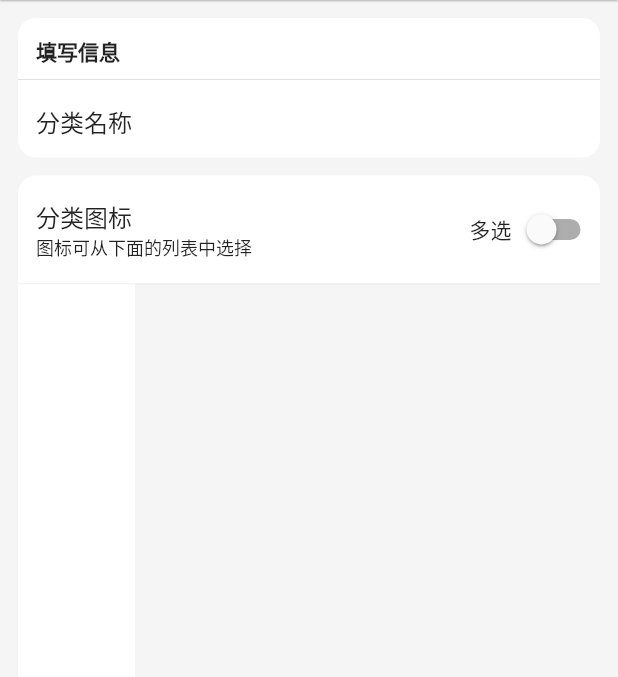
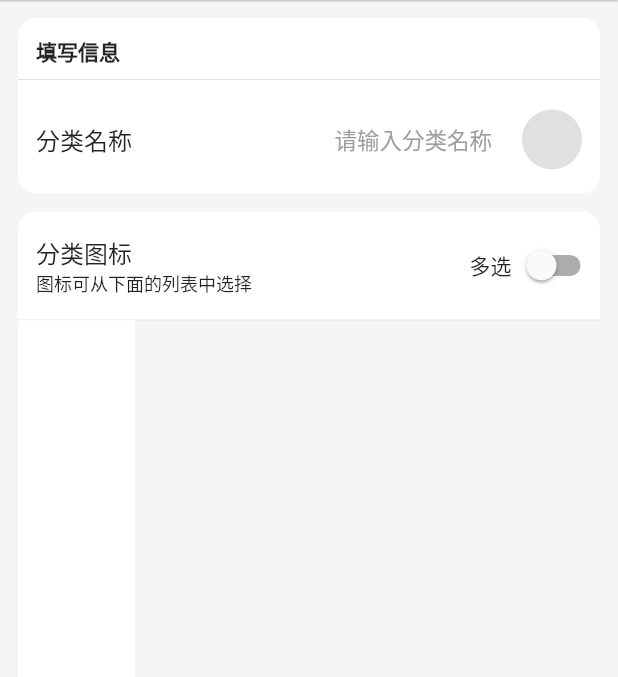
Before and after one commit to RunZhiXu/flutter_book_keep, a Flutter app: the AddIconPage screen opened directly, on a phone screen of 412 x 824 dp, the part 84-761 px from its top. Run offline on Flutter 3.47's test engine with Material 2 defaults, Android fonts, the phone set to English and light mode, and no system bars; our stand-ins replace cached_network_image, shared_preferences, sqflite; missing offline and left inert: graphic; accounts and stored records are empty; network calls fail.

Commit message:
新增input;

```diff
--- a/lib/page/add_icon_page.dart
+++ b/lib/page/add_icon_page.dart
@@ -3,6 +3,7 @@ import 'package:book_keeping_app/model/icon_category_mo.dart';
 import 'package:book_keeping_app/model/icon_mo.dart';
 import 'package:book_keeping_app/util/color.dart';
 import 'package:book_keeping_app/util/view_util.dart';
+import 'package:book_keeping_app/widget/icon_input.dart';
 import 'package:flutter/foundation.dart';
 import 'package:flutter/material.dart';
 
@@ -24,6 +25,8 @@ class _AddIconPageState extends State<AddIconPage> {
   bool switchBtn = false;
   int? selectCategoryId; // 点击的分类id
   List<int> selectIconId = []; // 选择的icon id
+  String? inputText; // 文本
+  String? iconName; // 单选时的icon
 
   @override
   void initState() {
@@ -94,9 +97,45 @@ class _AddIconPageState extends State<AddIconPage> {
                               ),
                               Row(
                                 children: [
-                                  Container(),
+                                  SizedBox(
+                                    width: 150,
+                                    child: IconInput(
+                                      hint: '请输入分类名称',
+                                      lineStretch: false,
+                                      obscureText: false,
+                                      maxLength: 4,
+                                      onChanged: (text) {
+                                        setState(() {
+                                          inputText = text;
+                                        });
+                                      },
+                                    ),
+                                  ),
+                                  Container(
+                                    width: 40,
+                                    height: 40,
+                                    decoration: const BoxDecoration(
+                                        borderRadius: BorderRadius.all(
+                                            Radius.circular(20)),
+                                        color: Colors.black12),
+                                    child: iconName == null
+                                        ? const SizedBox()
+                                        : Container(
+                                            width: 40,
+                                            height: 40,
+                                            decoration: const BoxDecoration(
+                                              borderRadius: BorderRadius.all(
+                                                  Radius.circular(20)),
+                                            ),
+                                            child: Icon(
+                                              IconFont.getIcon(name: iconName!),
+                                              color:
+                                                  _iconColor(selectIconId[0]),
+                                            ),
+                                          ),
+                                  )
                                 ],
-                              )
+                              ),
                             ],
                           ),
                         )
@@ -151,6 +190,7 @@ class _AddIconPageState extends State<AddIconPage> {
                                   selectIconId = [];
                                 }
                                 switchBtn = val;
+                                iconName = null;
                               });
                             },
                           )
@@ -319,7 +359,7 @@ class _AddIconPageState extends State<AddIconPage> {
               ],
             ),
             onTap: () {
-              _clickIcon(icon.id!);
+              _clickIcon(icon);
             },
           ),
         );
@@ -344,21 +384,24 @@ class _AddIconPageState extends State<AddIconPage> {
   }
 
   // 点击icon
-  void _clickIcon(int id) {
-    var check = selectIconId.contains(id);
+  void _clickIcon(IconMo icon) {
+    var check = selectIconId.contains(icon.id!);
     // icon 未点击过
     if (!check) {
       var list = selectIconId;
       if (switchBtn) {
-        list.add(id);
+        list.add(icon.id!);
       } else {
-        list = [id];
+        list = [icon.id!];
+        setState(() {
+          iconName = icon.name!;
+        });
       }
       setState(() {
         selectIconId = list;
       });
     } else {
-      var index = selectIconId.indexOf(id);
+      var index = selectIconId.indexOf(icon.id!);
       var list = selectIconId;
       if (switchBtn) {
         list.removeAt(index);
--- /dev/null
+++ b/lib/widget/icon_input.dart
@@ -0,0 +1,81 @@
+import 'package:flutter/foundation.dart';
+import 'package:flutter/material.dart';
+
+import '../util/color.dart';
+
+class IconInput extends StatefulWidget {
+  final String hint; // 提示文案
+  final ValueChanged<String>? onChanged;
+  final ValueChanged<bool>? focusChanged; // 获取光标
+  final bool lineStretch; // 横线是否占满
+  final bool obscureText; // 密码输入
+  final TextInputType? keyboardType; // 输入框接受的类型输入
+  final int? maxLength;
+
+  const IconInput(
+      {Key? key,
+      required this.hint,
+      this.onChanged,
+      this.focusChanged,
+      required this.lineStretch,
+      required this.obscureText,
+      this.keyboardType,
+      this.maxLength})
+      : super(key: key);
+
+  @override
+  State<IconInput> createState() => _IconInputState();
+}
+
+class _IconInputState extends State<IconInput> {
+  final _focusNode = FocusNode();
+
+  @override
+  void initState() {
+    super.initState();
+    // 是否获取到光标
+    _focusNode.addListener(() {
+      if (kDebugMode) {
+        print('Has focus ${_focusNode.hasFocus}');
+      }
+      if (widget.focusChanged != null) {
+        widget.focusChanged!(_focusNode.hasFocus);
+      }
+    });
+  }
+
+  @override
+  void dispose() {
+    _focusNode.dispose();
+    super.dispose();
+  }
+
+  @override
+  Widget build(BuildContext context) {
+    return Container(
+      child: _input(),
+      alignment: Alignment.centerRight,
+    );
+  }
+
+  _input() {
+    return TextField(
+      textAlign: TextAlign.right,
+      focusNode: _focusNode,
+      onChanged: widget.onChanged,
+      obscureText: widget.obscureText,
+      keyboardType: widget.keyboardType,
+      cursorColor: primary,
+      maxLength: widget.maxLength,
+      style: const TextStyle(
+          fontSize: 16, color: primary, fontWeight: FontWeight.w300),
+      decoration: InputDecoration(
+        contentPadding: const EdgeInsets.only(left: 20, right: 20),
+        border: InputBorder.none,
+        hintText: widget.hint,
+        counterText: '',
+        hintStyle: const TextStyle(fontSize: 15, color: Colors.grey),
+      ),
+    );
+  }
+}
```
